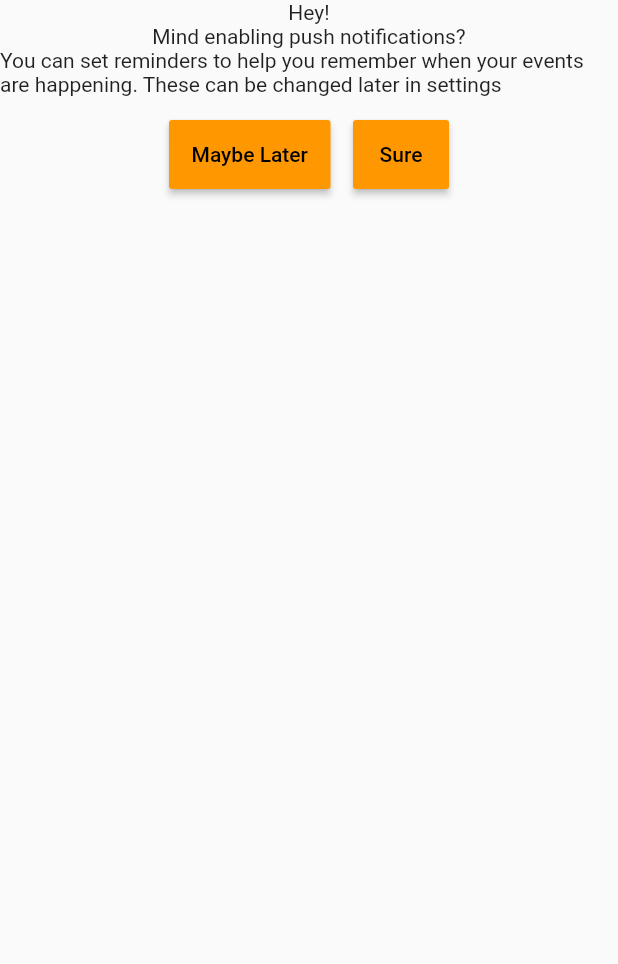
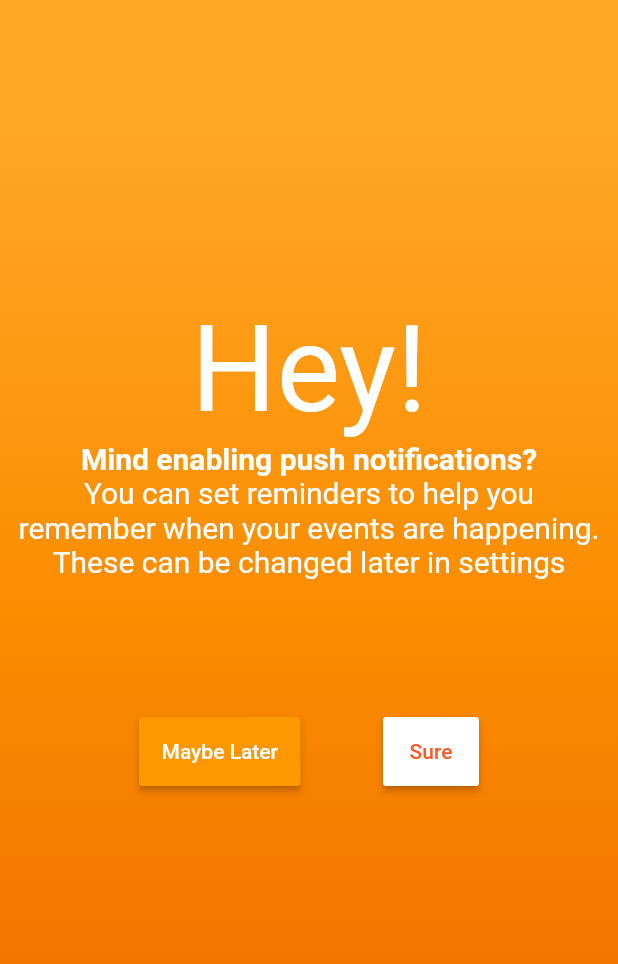
Before and after one commit to allenzhou101/club-app, a Flutter app: the PushNotifications widget shown alone on an empty page, opened directly, on a phone screen of 412 x 824 dp. Shown: the top 964 px of the screen. Run offline on Flutter 3.47's test engine with Material 2 defaults, Android fonts, the phone set to English and light mode, and no system bars.

Commit message:
Update notifications.dart

```diff
--- a/lib/notifications/notifications.dart
+++ b/lib/notifications/notifications.dart
@@ -16,14 +16,34 @@ class MyApp extends StatelessWidget {
 class PushNotifications extends StatelessWidget {
   @override
   Widget build(BuildContext context) {
-    return Center(
+    return Container(
+          decoration: BoxDecoration(
+            gradient: LinearGradient(
+              begin: Alignment.topCenter,
+              end: Alignment.bottomCenter,
+              stops: [0.1, 0.5, 0.7, 0.9],
+              colors: [
+                Colors.orange[400],
+                Colors.orange[600],
+                Colors.orange[700],
+                Colors.orange[800]
+              ],
+            ),
+          ),
+        child:Center(
           child: Container(
-        child:Center(
+            width: 390,
               child: Column(
                   children: [
-              Text("Hey!"),
-              Text("Mind enabling push notifications?"),
-              Text("You can set reminders to help you remember when your events are happening. These can be changed later in settings"),
+                    SizedBox(height: 200),
+                    Text("Hey!",
+                        style: TextStyle(color: Colors.white, fontSize: 80)),
+                    Text("Mind enabling push notifications?",
+                        style: TextStyle(color: Colors.white, fontSize: 20, fontWeight: FontWeight.bold),
+                        textAlign: TextAlign.center),
+                    Text("You can set reminders to help you remember when your events are happening. These can be changed later in settings",
+                        style: TextStyle(color: Colors.white, fontSize: 20),
+                        textAlign: TextAlign.center),
                     Container(
                         child: ButtonBar(
                             alignment: MainAxisAlignment.center,
@@ -31,16 +51,16 @@ class PushNotifications extends StatelessWidget {
                             children: [
                               RaisedButton(
                                 color: Colors.orange,
-                        child: Text('Maybe Later'), //`Text` to display
+                                child: Text('Maybe Later', style: TextStyle(color: Colors.white)), //`Text` to display
                                 onPressed: () {
                                   //Code to execute when Floating Action Button is clicked
                                   //...
                                 },
                               ),
-                   //     SizedBox(width: 25),
+                              SizedBox(width: 25, height: 200),
                               RaisedButton(
-                        color: Colors.orange,
-                        child: Text('Sure'), //`Text` to display
+                                color: Colors.white,
+                                child: Text('Sure', style: TextStyle(color: Colors.deepOrange)), //`Text` to display
                                 onPressed: () {
                                   //Code to execute when Floating Action Button is clicked
                                   //...
```
Lines whose indentation alone changed are shown as unchanged.
